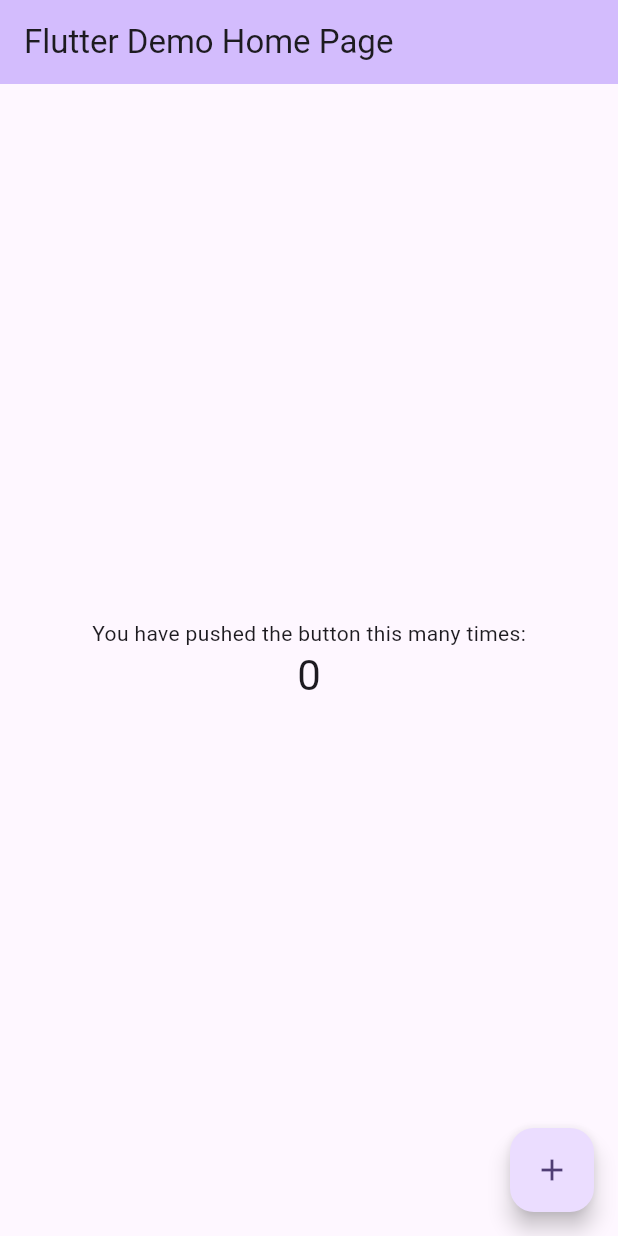
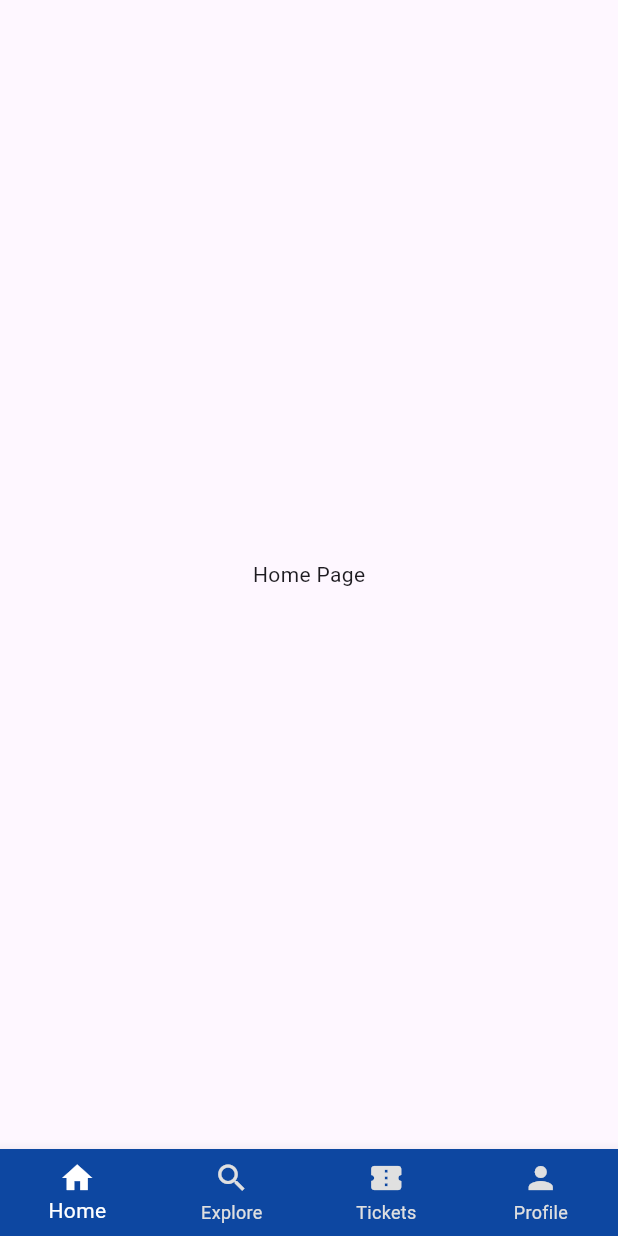
Before and after one commit to M-Pascal/BussPass_MobileApp_PLD_16, a Flutter app: the screen it shows after launch, on a phone screen of 412 x 824 dp. Run offline on Flutter 3.47's test engine with Material 3 defaults, Android fonts, the phone set to English and light mode, and no system bars.

Commit message:
main file

```diff
--- a/busspass_app/lib/main.dart
+++ b/busspass_app/lib/main.dart
@@ -1,4 +1,6 @@
 import 'package:flutter/material.dart';
+import 'pages/booking.dart';
+import 'pages/login_page.dart'; // Import the login page
 
 void main() {
   runApp(const MyApp());
@@ -7,119 +9,69 @@
 class MyApp extends StatelessWidget {
   const MyApp({super.key});
 
-  // This widget is the root of your application.
   @override
   Widget build(BuildContext context) {
     return MaterialApp(
-      title: 'Flutter Demo',
-      theme: ThemeData(
-        // This is the theme of your application.
-        //
-        // TRY THIS: Try running your application with "flutter run". You'll see
-        // the application has a purple toolbar. Then, without quitting the app,
-        // try changing the seedColor in the colorScheme below to Colors.green
-        // and then invoke "hot reload" (save your changes or press the "hot
-        // reload" button in a Flutter-supported IDE, or press "r" if you used
-        // the command line to start the app).
-        //
-        // Notice that the counter didn't reset back to zero; the application
-        // state is not lost during the reload. To reset the state, use hot
-        // restart instead.
-        //
-        // This works for code too, not just values: Most code changes can be
-        // tested with just a hot reload.
-        colorScheme: ColorScheme.fromSeed(seedColor: Colors.deepPurple),
-        useMaterial3: true,
-      ),
-      home: const MyHomePage(title: 'Flutter Demo Home Page'),
+      debugShowCheckedModeBanner: false,
+      home: const MainScreen(),
     );
   }
 }
 
-class MyHomePage extends StatefulWidget {
-  const MyHomePage({super.key, required this.title});
-
-  // This widget is the home page of your application. It is stateful, meaning
-  // that it has a State object (defined below) that contains fields that affect
-  // how it looks.
-
-  // This class is the configuration for the state. It holds the values (in this
-  // case the title) provided by the parent (in this case the App widget) and
-  // used by the build method of the State. Fields in a Widget subclass are
-  // always marked "final".
-
-  final String title;
+class MainScreen extends StatefulWidget {
+  const MainScreen({super.key});
 
   @override
-  State<MyHomePage> createState() => _MyHomePageState();
+  _MainScreenState createState() => _MainScreenState();
 }
 
-class _MyHomePageState extends State<MyHomePage> {
-  int _counter = 0;
+class _MainScreenState extends State<MainScreen> {
+  int _selectedIndex = 0;
 
-  void _incrementCounter() {
+  // Define the pages for each BottomNavigationBar item
+  static const List<Widget> _pages = <Widget>[
+    Center(child: Text('Home Page')),
+    Booking(),
+    Center(child: Text('Tickets Page')),
+    LoginPage(), // Navigate to LoginPage when Profile is tapped
+  ];
+
+  void _onItemTapped(int index) {
     setState(() {
-      // This call to setState tells the Flutter framework that something has
-      // changed in this State, which causes it to rerun the build method below
-      // so that the display can reflect the updated values. If we changed
-      // _counter without calling setState(), then the build method would not be
-      // called again, and so nothing would appear to happen.
-      _counter++;
+      _selectedIndex = index;
     });
   }
 
   @override
   Widget build(BuildContext context) {
-    // This method is rerun every time setState is called, for instance as done
-    // by the _incrementCounter method above.
-    //
-    // The Flutter framework has been optimized to make rerunning build methods
-    // fast, so that you can just rebuild anything that needs updating rather
-    // than having to individually change instances of widgets.
     return Scaffold(
-      appBar: AppBar(
-        // TRY THIS: Try changing the color here to a specific color (to
-        // Colors.amber, perhaps?) and trigger a hot reload to see the AppBar
-        // change color while the other colors stay the same.
-        backgroundColor: Theme.of(context).colorScheme.inversePrimary,
-        // Here we take the value from the MyHomePage object that was created by
-        // the App.build method, and use it to set our appbar title.
-        title: Text(widget.title),
+      body: _pages[_selectedIndex],
+      bottomNavigationBar: BottomNavigationBar(
+        type: BottomNavigationBarType.fixed,
+        backgroundColor: Colors.blue[900], // Dark blue background
+        selectedItemColor: Colors.white, // White color for selected item
+        unselectedItemColor: Colors.grey[300], // Light grey for unselected items
+        currentIndex: _selectedIndex,
+        onTap: _onItemTapped,
+        items: const [
+          BottomNavigationBarItem(
+            icon: Icon(Icons.home),
+            label: 'Home',
+          ),
+          BottomNavigationBarItem(
+            icon: Icon(Icons.search),
+            label: 'Explore',
+          ),
+          BottomNavigationBarItem(
+            icon: Icon(Icons.confirmation_number),
+            label: 'Tickets',
+          ),
+          BottomNavigationBarItem(
+            icon: Icon(Icons.person),
+            label: 'Profile',
+          ),
+        ],
       ),
-      body: Center(
-        // Center is a layout widget. It takes a single child and positions it
-        // in the middle of the parent.
-        child: Column(
-          // Column is also a layout widget. It takes a list of children and
-          // arranges them vertically. By default, it sizes itself to fit its
-          // children horizontally, and tries to be as tall as its parent.
-          //
-          // Column has various properties to control how it sizes itself and
-          // how it positions its children. Here we use mainAxisAlignment to
-          // center the children vertically; the main axis here is the vertical
-          // axis because Columns are vertical (the cross axis would be
-          // horizontal).
-          //
-          // TRY THIS: Invoke "debug painting" (choose the "Toggle Debug Paint"
-          // action in the IDE, or press "p" in the console), to see the
-          // wireframe for each widget.
-          mainAxisAlignment: MainAxisAlignment.center,
-          children: <Widget>[
-            const Text(
-              'You have pushed the button this many times:',
-            ),
-            Text(
-              '$_counter',
-              style: Theme.of(context).textTheme.headlineMedium,
-            ),
-          ],
-        ),
-      ),
-      floatingActionButton: FloatingActionButton(
-        onPressed: _incrementCounter,
-        tooltip: 'Increment',
-        child: const Icon(Icons.add),
-      ), // This trailing comma makes auto-formatting nicer for build methods.
     );
   }
 }
```
